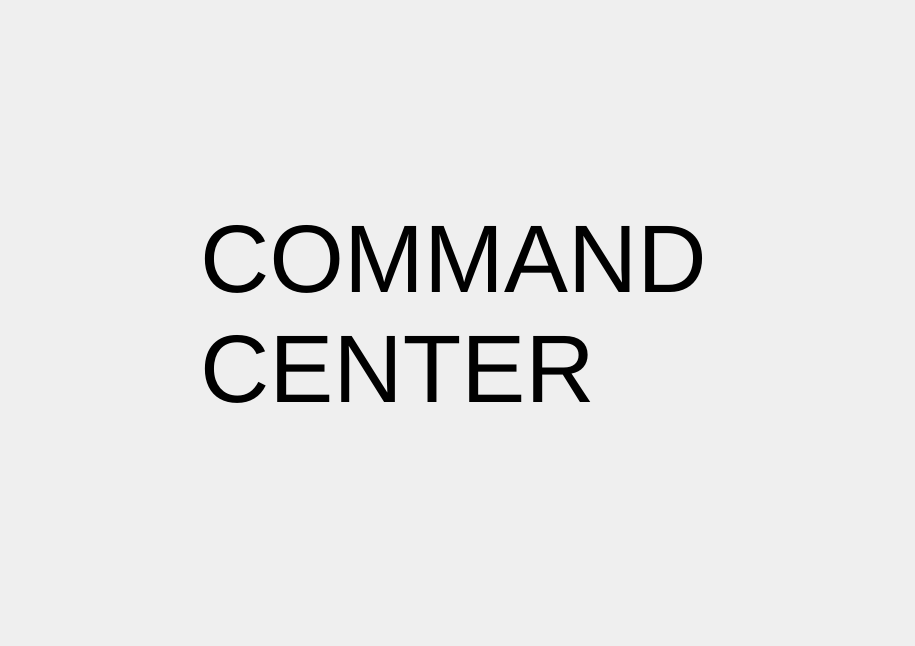
Above: Hanse/CommandCenter/commandcenterform.ui from iti-luebeck/HANSE2011 before the change. Below: the same form after it.
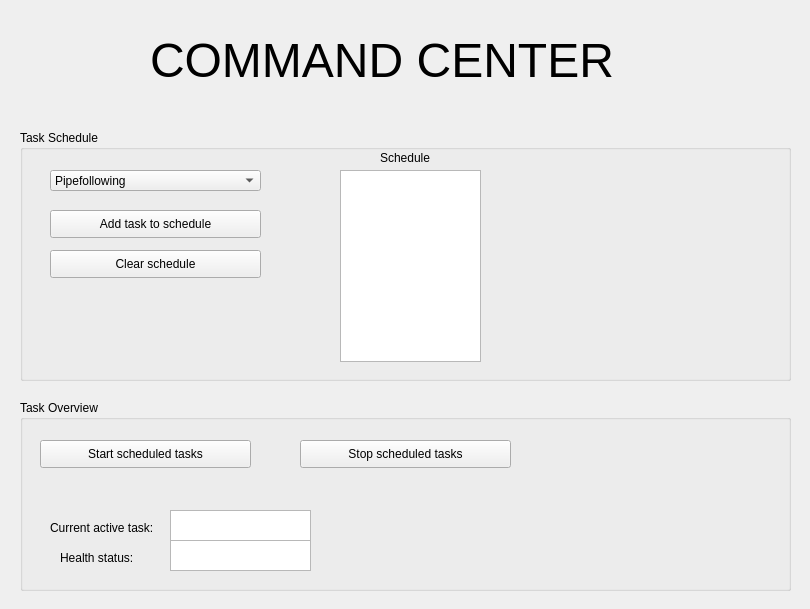
That is the form after the change.

The edit to the form file:
```diff
--- a/Hanse/CommandCenter/commandcenterform.ui
+++ b/Hanse/CommandCenter/commandcenterform.ui
@@ -6,8 +6,8 @@
    <rect>
     <x>0</x>
     <y>0</y>
-    <width>915</width>
-    <height>646</height>
+    <width>810</width>
+    <height>609</height>
    </rect>
   </property>
   <property name="windowTitle">
@@ -16,26 +16,221 @@
   <widget class="QLabel" name="label">
    <property name="geometry">
     <rect>
-     <x>200</x>
-     <y>140</y>
-     <width>711</width>
-     <height>351</height>
+     <x>150</x>
+     <y>20</y>
+     <width>591</width>
+     <height>81</height>
     </rect>
    </property>
    <property name="font">
     <font>
-     <pointsize>72</pointsize>
+     <pointsize>48</pointsize>
     </font>
    </property>
    <property name="text">
     <string>&lt;!DOCTYPE HTML PUBLIC &quot;-//W3C//DTD HTML 4.0//EN&quot; &quot;http://www.w3.org/TR/REC-html40/strict.dtd&quot;&gt;
 &lt;html&gt;&lt;head&gt;&lt;meta name=&quot;qrichtext&quot; content=&quot;1&quot; /&gt;&lt;style type=&quot;text/css&quot;&gt;
 p, li { white-space: pre-wrap; }
-&lt;/style&gt;&lt;/head&gt;&lt;body style=&quot; font-family:'MS Shell Dlg 2'; font-size:72pt; font-weight:400; font-style:normal;&quot;&gt;
-&lt;p style=&quot; margin-top:0px; margin-bottom:0px; margin-left:0px; margin-right:0px; -qt-block-indent:0; text-indent:0px;&quot;&gt;COMMAND &lt;/p&gt;
-&lt;p style=&quot; margin-top:0px; margin-bottom:0px; margin-left:0px; margin-right:0px; -qt-block-indent:0; text-indent:0px;&quot;&gt;CENTER&lt;/p&gt;&lt;/body&gt;&lt;/html&gt;</string>
+&lt;/style&gt;&lt;/head&gt;&lt;body style=&quot; font-family:'MS Shell Dlg 2'; font-size:48pt; font-weight:400; font-style:normal;&quot;&gt;
+&lt;p style=&quot; margin-top:0px; margin-bottom:0px; margin-left:0px; margin-right:0px; -qt-block-indent:0; text-indent:0px;&quot;&gt;&lt;span style=&quot; font-size:36pt;&quot;&gt;COMMAND CENTER&lt;/span&gt;&lt;/p&gt;&lt;/body&gt;&lt;/html&gt;</string>
    </property>
   </widget>
+  <widget class="QGroupBox" name="groupBox">
+   <property name="geometry">
+    <rect>
+     <x>20</x>
+     <y>130</y>
+     <width>771</width>
+     <height>251</height>
+    </rect>
+   </property>
+   <property name="title">
+    <string>Task Schedule</string>
+   </property>
+   <widget class="QComboBox" name="scheduleInput">
+    <property name="geometry">
+     <rect>
+      <x>30</x>
+      <y>40</y>
+      <width>211</width>
+      <height>21</height>
+     </rect>
+    </property>
+    <item>
+     <property name="text">
+      <string>Pipefollowing</string>
+     </property>
+    </item>
+    <item>
+     <property name="text">
+      <string>Goalfollowing</string>
+     </property>
+    </item>
+    <item>
+     <property name="text">
+      <string>Ballfollowing</string>
+     </property>
+    </item>
+    <item>
+     <property name="text">
+      <string>Wallfollowing</string>
+     </property>
+    </item>
+    <item>
+     <property name="text">
+      <string>Compassfollowing</string>
+     </property>
+    </item>
+    <item>
+     <property name="text">
+      <string>Turn 180</string>
+     </property>
+    </item>
+   </widget>
+   <widget class="QPushButton" name="addButton">
+    <property name="geometry">
+     <rect>
+      <x>30</x>
+      <y>80</y>
+      <width>211</width>
+      <height>28</height>
+     </rect>
+    </property>
+    <property name="text">
+     <string>Add task to schedule</string>
+    </property>
+   </widget>
+   <widget class="QTextBrowser" name="scheduleList">
+    <property name="geometry">
+     <rect>
+      <x>320</x>
+      <y>40</y>
+      <width>141</width>
+      <height>192</height>
+     </rect>
+    </property>
+    <property name="autoFillBackground">
+     <bool>false</bool>
+    </property>
+    <property name="readOnly">
+     <bool>true</bool>
+    </property>
+    <property name="overwriteMode">
+     <bool>true</bool>
+    </property>
+   </widget>
+   <widget class="QPushButton" name="clearButton">
+    <property name="geometry">
+     <rect>
+      <x>30</x>
+      <y>120</y>
+      <width>211</width>
+      <height>28</height>
+     </rect>
+    </property>
+    <property name="text">
+     <string>Clear schedule</string>
+    </property>
+   </widget>
+   <widget class="QLabel" name="label_2">
+    <property name="geometry">
+     <rect>
+      <x>360</x>
+      <y>20</y>
+      <width>51</width>
+      <height>16</height>
+     </rect>
+    </property>
+    <property name="text">
+     <string>Schedule</string>
+    </property>
+   </widget>
+  </widget>
+  <widget class="QGroupBox" name="groupBox_2">
+   <property name="geometry">
+    <rect>
+     <x>20</x>
+     <y>400</y>
+     <width>771</width>
+     <height>191</height>
+    </rect>
+   </property>
+   <property name="title">
+    <string>Task Overview</string>
+   </property>
+   <widget class="QPushButton" name="startButton">
+    <property name="geometry">
+     <rect>
+      <x>20</x>
+      <y>40</y>
+      <width>211</width>
+      <height>28</height>
+     </rect>
+    </property>
+    <property name="text">
+     <string>Start scheduled tasks</string>
+    </property>
+   </widget>
+   <widget class="QLabel" name="label_3">
+    <property name="geometry">
+     <rect>
+      <x>30</x>
+      <y>120</y>
+      <width>121</width>
+      <height>16</height>
+     </rect>
+    </property>
+    <property name="text">
+     <string>Current active task:</string>
+    </property>
+   </widget>
+   <widget class="QPushButton" name="stopButton">
+    <property name="geometry">
+     <rect>
+      <x>280</x>
+      <y>40</y>
+      <width>211</width>
+      <height>28</height>
+     </rect>
+    </property>
+    <property name="text">
+     <string>Stop scheduled tasks</string>
+    </property>
+   </widget>
+   <widget class="QTextBrowser" name="activeOutput">
+    <property name="geometry">
+     <rect>
+      <x>150</x>
+      <y>110</y>
+      <width>141</width>
+      <height>31</height>
+     </rect>
+    </property>
+   </widget>
+   <widget class="QLabel" name="label_4">
+    <property name="geometry">
+     <rect>
+      <x>40</x>
+      <y>150</y>
+      <width>91</width>
+      <height>16</height>
+     </rect>
+    </property>
+    <property name="text">
+     <string>Health status:</string>
+    </property>
+   </widget>
+   <widget class="QTextBrowser" name="healthOutput">
+    <property name="geometry">
+     <rect>
+      <x>150</x>
+      <y>140</y>
+      <width>141</width>
+      <height>31</height>
+     </rect>
+    </property>
+   </widget>
+  </widget>
  </widget>
  <resources/>
  <connections/>
```
